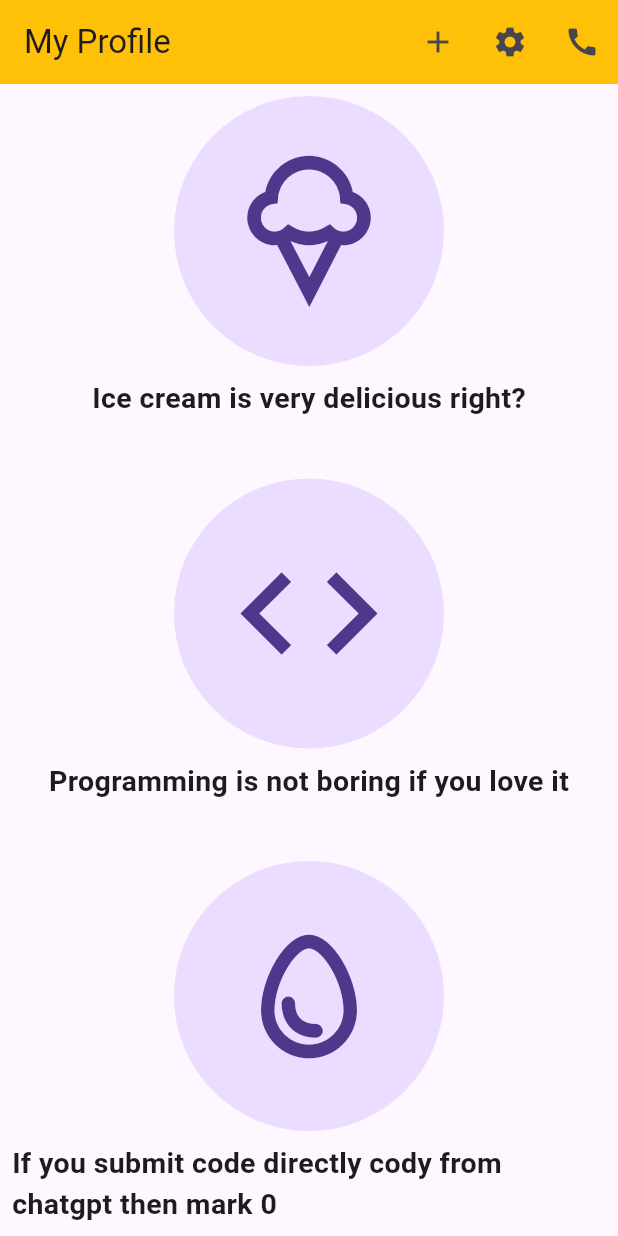
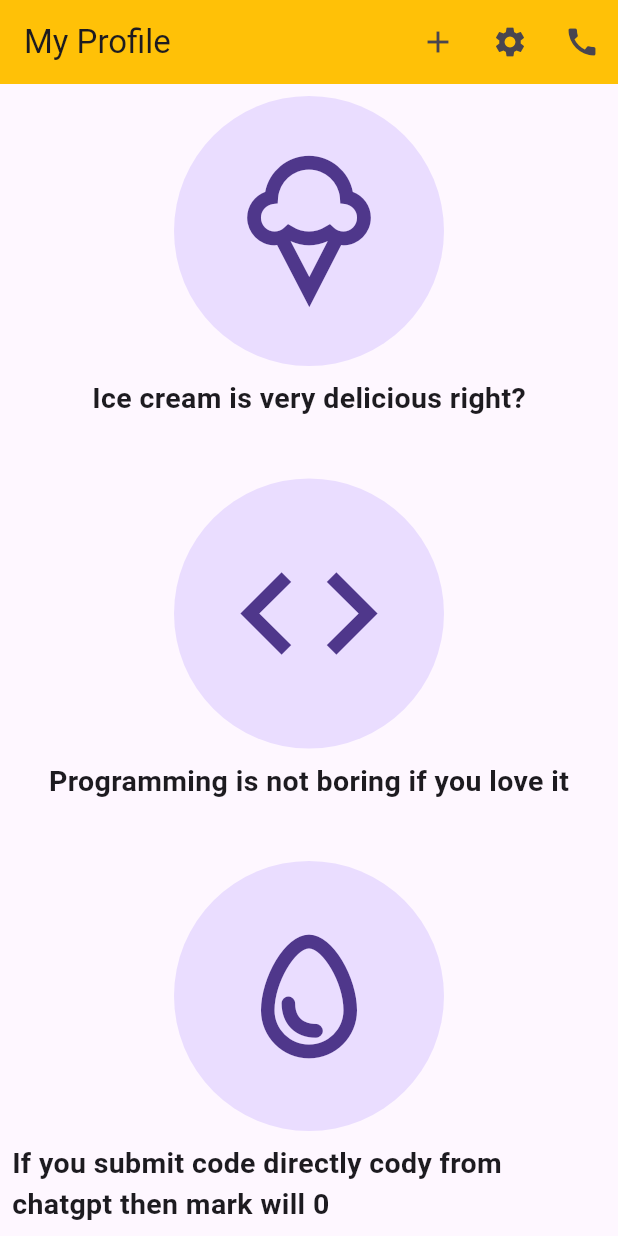
Before and after one commit to mdnahidhossen1911/Flutter_8_project, a Flutter app: the screen it shows after launch, on a phone screen of 412 x 824 dp. Run offline on Flutter 3.47's test engine with Material 3 defaults, Android fonts, the phone set to English and light mode, and no system bars.

Commit message:
Assignment 2

```diff
--- a/lib/main.dart
+++ b/lib/main.dart
@@ -91,7 +91,7 @@ class HomeActivity extends StatelessWidget {
               SizedBox(height: 8,),
               Padding(
                 padding: EdgeInsets.symmetric(horizontal: 8),
-                child: Text('If you submit code directly cody from chatgpt then mark 0',
+                child: Text('If you submit code directly cody from chatgpt then mark will 0',
                   style: TextStyle(fontSize: 19,fontWeight: FontWeight.bold),),
               ),
 
```
